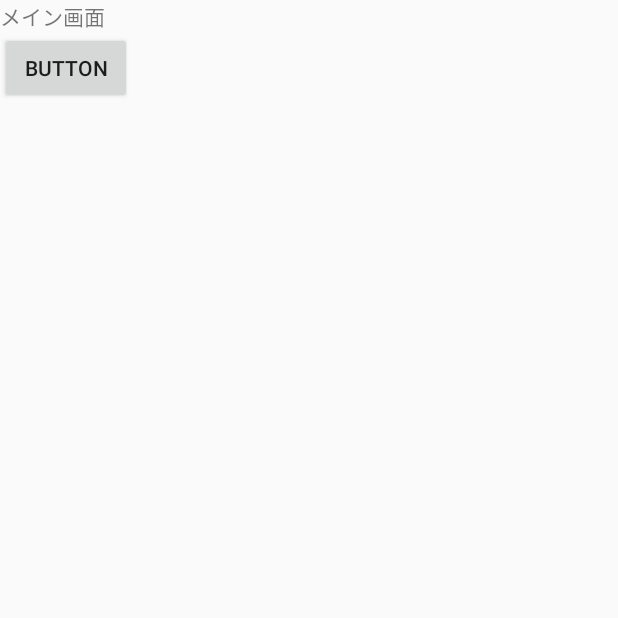
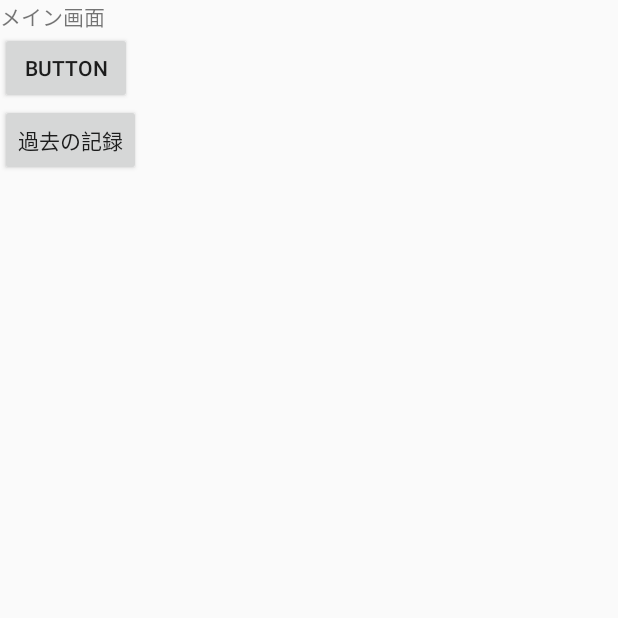
Before and after one commit to uezonokou/FuelMemory, an Android app: the screen it shows after launch (MainActivity), on a phone screen of 412 x 824 dp, the top half of it. Run offline under Robolectric (Android 15) with nearby library versions, the phone set to English and light mode, and no system bars.

Commit message:
過去の記録への遷移追加

```diff
--- a/app/src/main/java/com/example/fuelmemory/MainActivity.java
+++ b/app/src/main/java/com/example/fuelmemory/MainActivity.java
@@ -24,6 +24,15 @@
             }
         });
 
+        Button history=findViewById(R.id.historyButton);
+        history.setOnClickListener(new View.OnClickListener() {
+            @Override
+            public void onClick(View v) {
+                Intent intent = new Intent(getApplication(),HistoryActivity.class);
+                startActivity(intent);
+            }
+        });
+
 
 
     }
--- a/app/src/main/res/layout/activity_main.xml
+++ b/app/src/main/res/layout/activity_main.xml
@@ -24,6 +24,13 @@
             android:text="Button"
             tools:layout_editor_absoluteX="91dp"
             tools:layout_editor_absoluteY="421dp" />
+
+        <Button
+            android:id="@+id/historyButton"
+            android:layout_width="wrap_content"
+            android:layout_height="wrap_content"
+            android:text="過去の記録" />
+
     </LinearLayout>
 
 </android.support.constraint.ConstraintLayout>
```
